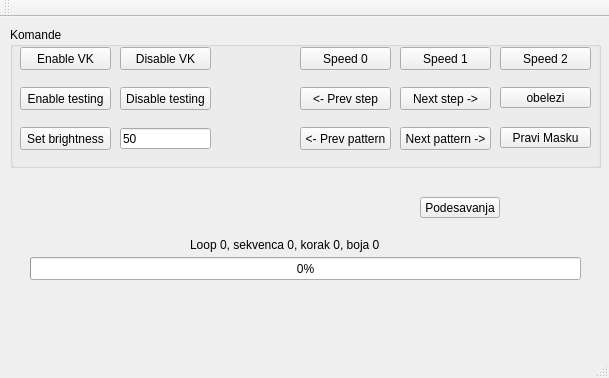
Before: the Qt Designer form mainwindow.ui in papa/DMV-Actual, drawn with Qt 5.
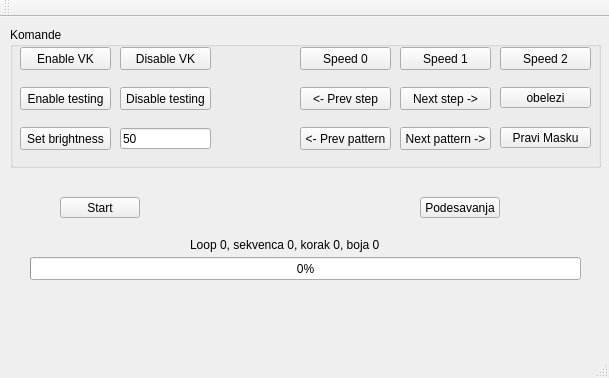
After: the same form once the commit is applied.

```diff
--- a/mainwindow.ui
+++ b/mainwindow.ui
@@ -264,6 +264,19 @@
      <string>Podesavanja</string>
     </property>
    </widget>
+   <widget class="QPushButton" name="startBtn">
+    <property name="geometry">
+     <rect>
+      <x>60</x>
+      <y>180</y>
+      <width>80</width>
+      <height>21</height>
+     </rect>
+    </property>
+    <property name="text">
+     <string>Start</string>
+    </property>
+   </widget>
   </widget>
   <widget class="QMenuBar" name="menuBar">
    <property name="geometry">
```
